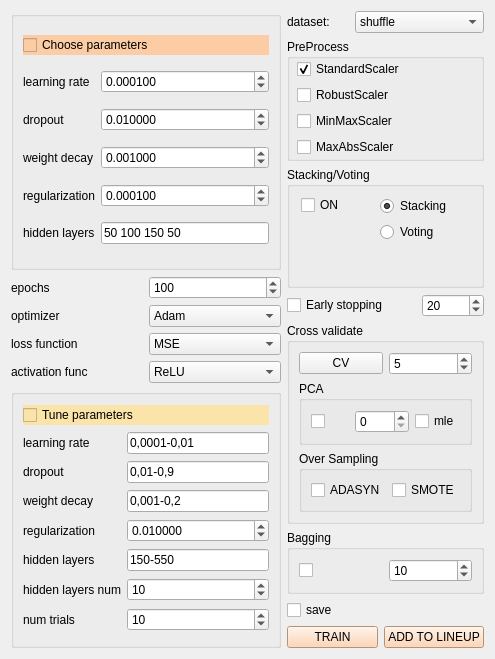
Before: the Qt Designer form qt/torch_regressor.ui in idergunoff/geovel_1.0, drawn with Qt 5.
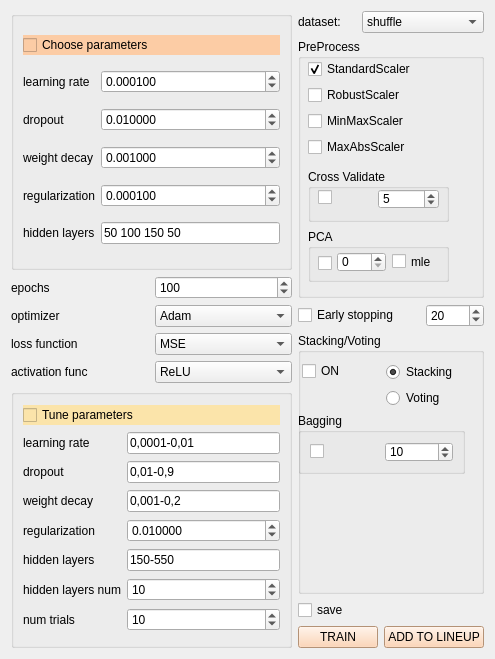
After: the same form once the commit is applied.

Commit message: test all torch, test roc auc

Patch:
```diff
--- a/qt/torch_regressor.ui
+++ b/qt/torch_regressor.ui
@@ -440,87 +440,6 @@
     <layout class="QGridLayout" name="gridLayout_9">
      <item row="0" column="0">
       <layout class="QGridLayout" name="gridLayout_4">
-       <item row="2" column="0" colspan="3">
-        <widget class="QGroupBox" name="groupBox_3">
-         <property name="title">
-          <string>Stacking/Voting</string>
-         </property>
-         <widget class="QWidget" name="layoutWidget">
-          <property name="geometry">
-           <rect>
-            <x>14</x>
-            <y>27</y>
-            <width>151</width>
-            <height>48</height>
-           </rect>
-          </property>
-          <layout class="QGridLayout" name="gridLayout_12">
-           <item row="1" column="1">
-            <widget class="QRadioButton" name="radioButton_stacking">
-             <property name="text">
-              <string>Stacking</string>
-             </property>
-             <property name="checked">
-              <bool>true</bool>
-             </property>
-            </widget>
-           </item>
-           <item row="2" column="1">
-            <widget class="QRadioButton" name="radioButton_voting">
-             <property name="text">
-              <string>Voting</string>
-             </property>
-            </widget>
-           </item>
-           <item row="0" column="0" rowspan="2" colspan="2">
-            <widget class="QCheckBox" name="checkBox_stack_vote">
-             <property name="text">
-              <string>ON</string>
-             </property>
-            </widget>
-           </item>
-          </layout>
-         </widget>
-        </widget>
-       </item>
-       <item row="3" column="2">
-        <widget class="QSpinBox" name="spinBox_stop_patience">
-         <property name="value">
-          <number>20</number>
-         </property>
-        </widget>
-       </item>
-       <item row="3" column="0" colspan="2">
-        <widget class="QCheckBox" name="checkBox_early_stop">
-         <property name="toolTip">
-          <string>&lt;p&gt;Эта опция позволяет автоматически останавливать обучение, когда производительность модели на проверочном наборе данных перестает улучшаться. Это помогает предотвратить переобучение.&lt;/p&gt;</string>
-         </property>
-         <property name="text">
-          <string>Early stopping</string>
-         </property>
-        </widget>
-       </item>
-       <item row="0" column="1" colspan="2">
-        <widget class="QComboBox" name="comboBox_dataset">
-         <item>
-          <property name="text">
-           <string>shuffle</string>
-          </property>
-         </item>
-         <item>
-          <property name="text">
-           <string>well split</string>
-          </property>
-         </item>
-        </widget>
-       </item>
-       <item row="0" column="0">
-        <widget class="QLabel" name="label_14">
-         <property name="text">
-          <string>dataset:</string>
-         </property>
-        </widget>
-       </item>
        <item row="1" column="0" colspan="3">
         <widget class="QGroupBox" name="groupBox_17">
          <property name="title">
@@ -569,13 +488,145 @@
            </item>
           </layout>
          </widget>
+         <widget class="QGroupBox" name="groupBox_12">
+          <property name="geometry">
+           <rect>
+            <x>10</x>
+            <y>190</y>
+            <width>141</width>
+            <height>53</height>
+           </rect>
+          </property>
+          <property name="title">
+           <string>PCA</string>
+          </property>
+          <widget class="QSpinBox" name="spinBox_reg_pca">
+           <property name="geometry">
+            <rect>
+             <x>29</x>
+             <y>23</y>
+             <width>49</width>
+             <height>20</height>
+            </rect>
+           </property>
+           <property name="maximum">
+            <number>1000</number>
+           </property>
+          </widget>
+          <widget class="QCheckBox" name="checkBox_reg_pca">
+           <property name="geometry">
+            <rect>
+             <x>10</x>
+             <y>26</y>
+             <width>16</width>
+             <height>16</height>
+            </rect>
+           </property>
+           <property name="text">
+            <string/>
+           </property>
+          </widget>
+          <widget class="QCheckBox" name="checkBox_reg_pca_mle">
+           <property name="geometry">
+            <rect>
+             <x>84</x>
+             <y>24</y>
+             <width>39</width>
+             <height>17</height>
+            </rect>
+           </property>
+           <property name="text">
+            <string>mle</string>
+           </property>
+          </widget>
+         </widget>
+         <widget class="QGroupBox" name="groupBox_10">
+          <property name="geometry">
+           <rect>
+            <x>10</x>
+            <y>130</y>
+            <width>141</width>
+            <height>53</height>
+           </rect>
+          </property>
+          <property name="title">
+           <string>Cross Validate</string>
+          </property>
+          <widget class="QCheckBox" name="checkBox_reg_cross_val">
+           <property name="geometry">
+            <rect>
+             <x>10</x>
+             <y>20</y>
+             <width>16</width>
+             <height>16</height>
+            </rect>
+           </property>
+           <property name="text">
+            <string/>
+           </property>
+          </widget>
+          <widget class="QSpinBox" name="spinBox_reg_cross_val">
+           <property name="geometry">
+            <rect>
+             <x>70</x>
+             <y>20</y>
+             <width>61</width>
+             <height>20</height>
+            </rect>
+           </property>
+           <property name="minimum">
+            <number>2</number>
+           </property>
+           <property name="value">
+            <number>5</number>
+           </property>
+          </widget>
+         </widget>
+        </widget>
+       </item>
+       <item row="3" column="0" colspan="2">
+        <widget class="QCheckBox" name="checkBox_early_stop">
+         <property name="toolTip">
+          <string>&lt;p&gt;Эта опция позволяет автоматически останавливать обучение, когда производительность модели на проверочном наборе данных перестает улучшаться. Это помогает предотвратить переобучение.&lt;/p&gt;</string>
+         </property>
+         <property name="text">
+          <string>Early stopping</string>
+         </property>
+        </widget>
+       </item>
+       <item row="0" column="1" colspan="2">
+        <widget class="QComboBox" name="comboBox_dataset">
+         <item>
+          <property name="text">
+           <string>shuffle</string>
+          </property>
+         </item>
+         <item>
+          <property name="text">
+           <string>well split</string>
+          </property>
+         </item>
+        </widget>
+       </item>
+       <item row="0" column="0">
+        <widget class="QLabel" name="label_14">
+         <property name="text">
+          <string>dataset:</string>
+         </property>
+        </widget>
+       </item>
+       <item row="3" column="2">
+        <widget class="QSpinBox" name="spinBox_stop_patience">
+         <property name="value">
+          <number>20</number>
+         </property>
         </widget>
        </item>
       </layout>
      </item>
      <item row="1" column="0">
       <layout class="QGridLayout" name="gridLayout_7">
-       <item row="2" column="0">
+       <item row="1" column="0">
         <widget class="QCheckBox" name="checkBox_save_model">
          <property name="enabled">
           <bool>true</bool>
@@ -585,99 +636,7 @@
          </property>
         </widget>
        </item>
-       <item row="0" column="0">
-        <widget class="QGroupBox" name="groupBox_9">
-         <property name="toolTip">
-          <string>Cross Validate by Well</string>
-         </property>
-         <property name="title">
-          <string>Cross validate</string>
-         </property>
-         <layout class="QGridLayout" name="gridLayout_3">
-          <item row="1" column="0" colspan="2">
-           <widget class="QGroupBox" name="groupBox_11">
-            <property name="title">
-             <string>PCA</string>
-            </property>
-            <layout class="QGridLayout" name="gridLayout_10">
-             <item row="0" column="1">
-              <widget class="QSpinBox" name="spinBox_pca">
-               <property name="maximum">
-                <number>1000</number>
-               </property>
-              </widget>
-             </item>
-             <item row="0" column="0">
-              <widget class="QCheckBox" name="checkBox_pca">
-               <property name="text">
-                <string/>
-               </property>
-              </widget>
-             </item>
-             <item row="0" column="2">
-              <widget class="QCheckBox" name="checkBox_pca_mle_3">
-               <property name="text">
-                <string>mle</string>
-               </property>
-              </widget>
-             </item>
-            </layout>
-           </widget>
-          </item>
-          <item row="2" column="0" colspan="2">
-           <widget class="QGroupBox" name="groupBox_14">
-            <property name="title">
-             <string>Over Sampling</string>
-            </property>
-            <layout class="QGridLayout" name="gridLayout_31">
-             <item row="1" column="0">
-              <layout class="QFormLayout" name="formLayout_3">
-               <item row="0" column="0">
-                <widget class="QCheckBox" name="checkBox_adasyn">
-                 <property name="text">
-                  <string>ADASYN</string>
-                 </property>
-                </widget>
-               </item>
-               <item row="0" column="1">
-                <widget class="QCheckBox" name="checkBox_smote">
-                 <property name="text">
-                  <string>SMOTE</string>
-                 </property>
-                </widget>
-               </item>
-              </layout>
-             </item>
-            </layout>
-           </widget>
-          </item>
-          <item row="0" column="1">
-           <widget class="QSpinBox" name="spinBox_cross_val">
-            <property name="toolTip">
-             <string>Количество фолдов для перекрестной проверки, используемых при оценке производительности модели.</string>
-            </property>
-            <property name="minimum">
-             <number>2</number>
-            </property>
-            <property name="value">
-             <number>5</number>
-            </property>
-           </widget>
-          </item>
-          <item row="0" column="0">
-           <widget class="QPushButton" name="pushButton_cross_val">
-            <property name="toolTip">
-             <string>&lt;p&gt;Количество фолдов для перекрестной проверки, используемых при оценке производительности модели.&lt;/p&gt;</string>
-            </property>
-            <property name="text">
-             <string>CV</string>
-            </property>
-           </widget>
-          </item>
-         </layout>
-        </widget>
-       </item>
-       <item row="3" column="0">
+       <item row="2" column="0">
         <layout class="QGridLayout" name="gridLayout_2">
          <item row="0" column="0">
           <widget class="QPushButton" name="pushButton_train">
@@ -701,33 +660,82 @@
          </item>
         </layout>
        </item>
-       <item row="1" column="0">
-        <widget class="QGroupBox" name="groupBox_16">
+       <item row="0" column="0">
+        <widget class="QGroupBox" name="groupBox_3">
          <property name="title">
-          <string>Bagging</string>
+          <string>Stacking/Voting</string>
          </property>
-         <layout class="QGridLayout" name="gridLayout_37">
-          <item row="0" column="0">
-           <widget class="QCheckBox" name="checkBox_bagging">
-            <property name="text">
-             <string/>
-            </property>
-           </widget>
-          </item>
-          <item row="0" column="1">
-           <widget class="QSpinBox" name="spinBox_bagging">
-            <property name="minimum">
-             <number>5</number>
-            </property>
-            <property name="maximum">
-             <number>1000</number>
-            </property>
-            <property name="value">
-             <number>10</number>
-            </property>
-           </widget>
-          </item>
-         </layout>
+         <widget class="QWidget" name="layoutWidget_2">
+          <property name="geometry">
+           <rect>
+            <x>4</x>
+            <y>27</y>
+            <width>161</width>
+            <height>48</height>
+           </rect>
+          </property>
+          <layout class="QGridLayout" name="gridLayout_12">
+           <item row="1" column="1">
+            <widget class="QRadioButton" name="radioButton_stacking">
+             <property name="text">
+              <string>Stacking</string>
+             </property>
+             <property name="checked">
+              <bool>true</bool>
+             </property>
+            </widget>
+           </item>
+           <item row="2" column="1">
+            <widget class="QRadioButton" name="radioButton_voting">
+             <property name="text">
+              <string>Voting</string>
+             </property>
+            </widget>
+           </item>
+           <item row="0" column="0" rowspan="2" colspan="2">
+            <widget class="QCheckBox" name="checkBox_stack_vote">
+             <property name="text">
+              <string>ON</string>
+             </property>
+            </widget>
+           </item>
+          </layout>
+         </widget>
+         <widget class="QGroupBox" name="groupBox_16">
+          <property name="geometry">
+           <rect>
+            <x>0</x>
+            <y>80</y>
+            <width>167</width>
+            <height>61</height>
+           </rect>
+          </property>
+          <property name="title">
+           <string>Bagging</string>
+          </property>
+          <layout class="QGridLayout" name="gridLayout_37">
+           <item row="0" column="0">
+            <widget class="QCheckBox" name="checkBox_bagging">
+             <property name="text">
+              <string/>
+             </property>
+            </widget>
+           </item>
+           <item row="0" column="1">
+            <widget class="QSpinBox" name="spinBox_bagging">
+             <property name="minimum">
+              <number>5</number>
+             </property>
+             <property name="maximum">
+              <number>1000</number>
+             </property>
+             <property name="value">
+              <number>10</number>
+             </property>
+            </widget>
+           </item>
+          </layout>
+         </widget>
         </widget>
        </item>
       </layout>
```
The commit also changes 4 other files.
